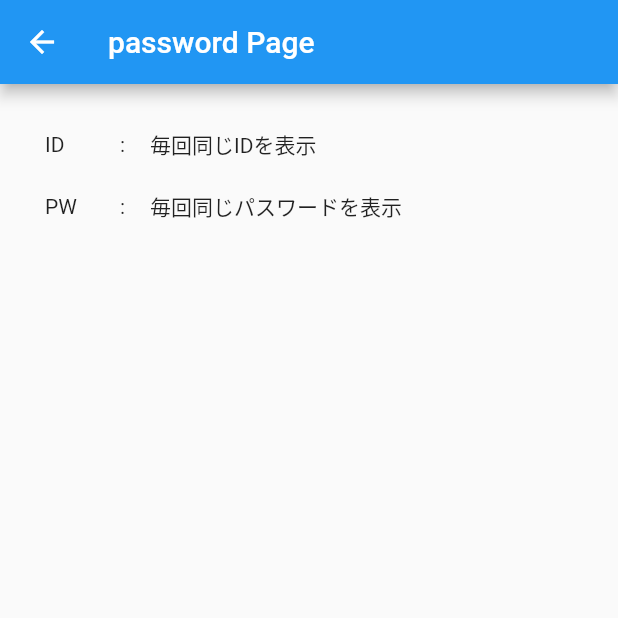
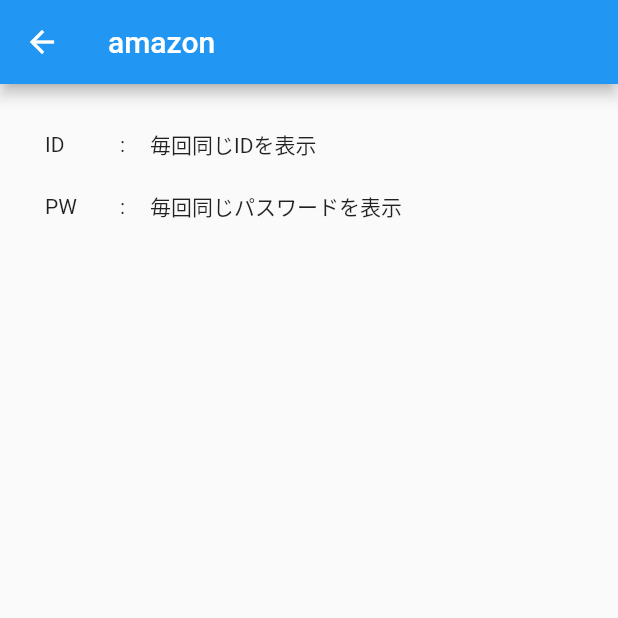
Before and after one commit to hibik17/flutter_key_administrate_app, a Flutter app: the screen it shows after launch, after a tap on "amazon", on a phone screen of 412 x 824 dp, the top half of it. Run offline on Flutter 3.47's test engine with Material 2 defaults, Android fonts, the phone set to English and light mode, and no system bars.

Commit message:
app complete

```diff
--- a/lib/main.dart
+++ b/lib/main.dart
@@ -48,8 +48,10 @@ class _MyHomePageState extends State<MyHomePage> {
                 ListTile(
                   onTap: () {
                     // 画面遷移を記述
-                    Navigator.push(context,
-                        MaterialPageRoute(builder: (context) => NextPage()));
+                    Navigator.push(
+                        context,
+                        MaterialPageRoute(
+                            builder: (context) => NextPage(titleList[i])));
                   },
                   leading: Icon(Icons.vpn_key),
                   title: Text(titleList[i]),
--- a/lib/next_page.dart
+++ b/lib/next_page.dart
@@ -4,6 +4,10 @@ import 'package:flutter/cupertino.dart';
 import 'package:flutter/material.dart';
 
 class NextPage extends StatefulWidget {
+  final String title;
+
+  NextPage(this.title);
+
   @override
   _NextPageState createState() => _NextPageState();
 }
@@ -13,7 +17,7 @@ class _NextPageState extends State<NextPage> {
   Widget build(BuildContext context) {
     return Scaffold(
       appBar: AppBar(
-        title: Text("password Page"),
+        title: Text(widget.title),
       ),
       body: Padding(
         padding: const EdgeInsets.all(30),
```
